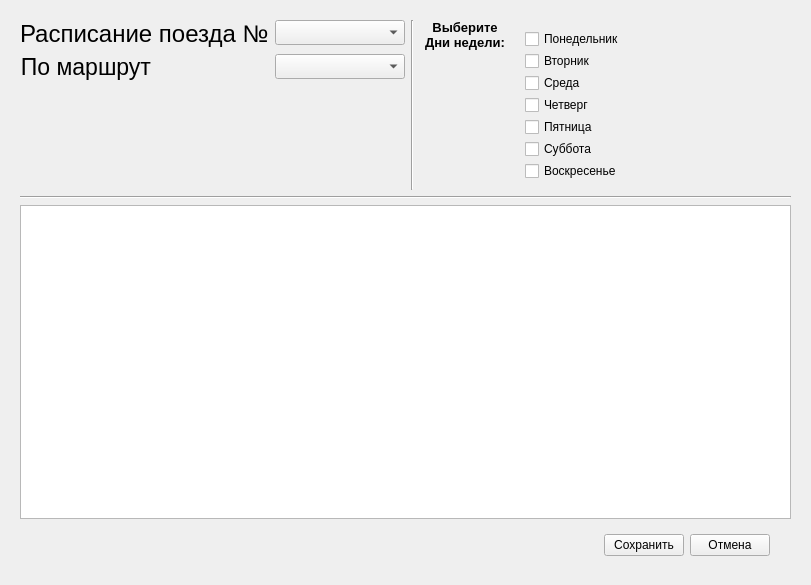
First picture: the form in editPassagesDialog.ui, repository Mihailus2000/sem08_BSBD_Kursach, before the edit.
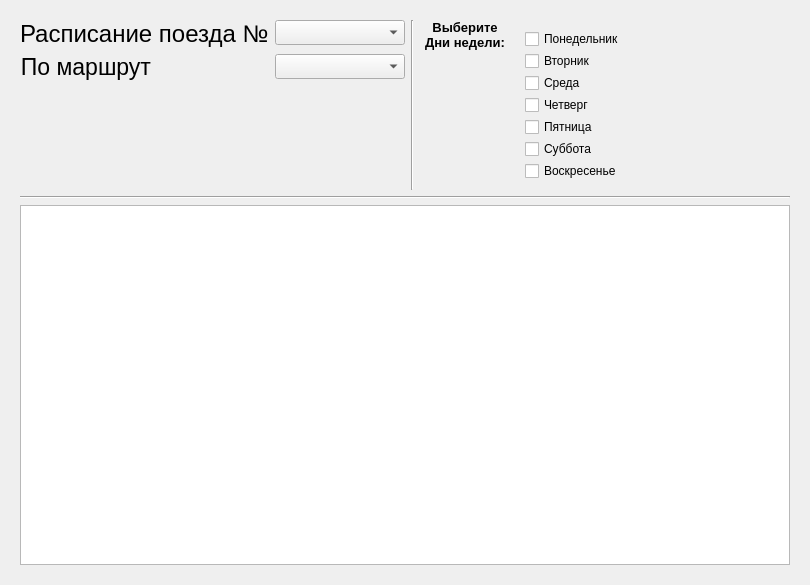
Second picture: the form after the edit.

```diff
--- a/editPassagesDialog.ui
+++ b/editPassagesDialog.ui
@@ -6,7 +6,7 @@
    <rect>
     <x>0</x>
     <y>0</y>
-    <width>811</width>
+    <width>810</width>
     <height>585</height>
    </rect>
   </property>
@@ -234,48 +234,6 @@
         </property>
        </widget>
       </item>
-      <item>
-       <widget class="QWidget" name="widget_4" native="true">
-        <property name="sizePolicy">
-         <sizepolicy hsizetype="Preferred" vsizetype="Fixed">
-          <horstretch>0</horstretch>
-          <verstretch>0</verstretch>
-         </sizepolicy>
-        </property>
-        <layout class="QHBoxLayout" name="horizontalLayout_10">
-         <property name="rightMargin">
-          <number>21</number>
-         </property>
-         <item>
-          <spacer name="horizontalSpacer_3">
-           <property name="orientation">
-            <enum>Qt::Horizontal</enum>
-           </property>
-           <property name="sizeHint" stdset="0">
-            <size>
-             <width>342</width>
-             <height>20</height>
-            </size>
-           </property>
-          </spacer>
-         </item>
-         <item>
-          <widget class="QPushButton" name="save_changes_btn">
-           <property name="text">
-            <string>Сохранить</string>
-           </property>
-          </widget>
-         </item>
-         <item>
-          <widget class="QPushButton" name="cancel_changes_btn">
-           <property name="text">
-            <string>Отмена</string>
-           </property>
-          </widget>
-         </item>
-        </layout>
-       </widget>
-      </item>
      </layout>
     </widget>
    </item>
```
